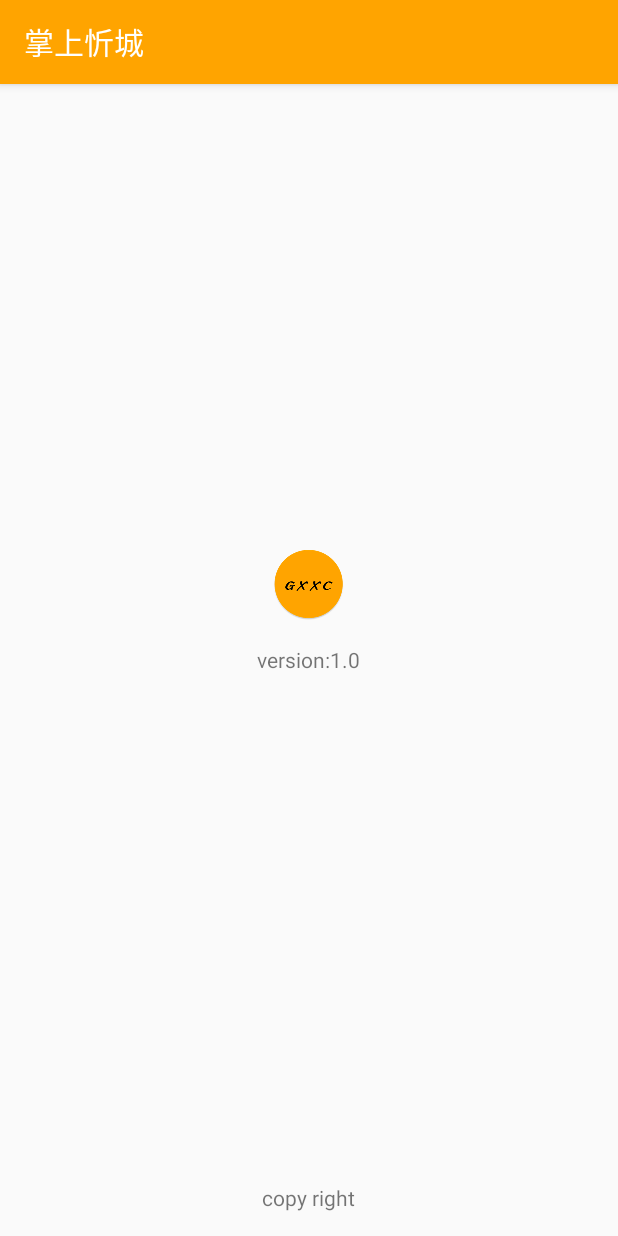
After one commit to chuyao/GXXC, an Android app: the AboutUsActivity screen opened directly, with no data from a screen before it, on a phone screen of 412 x 824 dp. The commit adds this screen. Run offline under Robolectric (Android 15) with nearby library versions, the phone set to English and light mode, and no system bars.

Commit message:
关于我们页面添加

```diff
--- a/app/build.gradle
+++ b/app/build.gradle
@@ -45,14 +45,15 @@ dependencies {
     androidTestCompile('com.android.support.test.espresso:espresso-core:2.2.2', {
         exclude group: 'com.android.support', module: 'support-annotations'
     })
+    compile project(':magicindicator')
     compile 'org.jsoup:jsoup:1.10.1'
     compile 'com.squareup.picasso:picasso:2.5.2'
     compile 'com.android.support:recyclerview-v7:23.4.0'
     compile 'com.android.support:appcompat-v7:23.4.0'
     compile 'com.android.support:support-v4:23.4.0'
+    compile 'com.google.firebase:firebase-ads:9.6.1'
+    compile 'com.android.support.constraint:constraint-layout:1.0.2'
     testCompile 'junit:junit:4.12'
-    compile 'com.google.firebase:firebase-ads:9.6.1'
-    compile project(':magicindicator')
 }
 
 apply plugin: 'com.google.gms.google-services'
--- a/app/src/main/AndroidManifest.xml
+++ b/app/src/main/AndroidManifest.xml
@@ -77,7 +77,8 @@
             android:name="com.google.android.gms.version"
             android:value="@integer/google_play_services_version" />
 
-        <activity android:name=".activity.WebActivity"></activity>
+        <activity android:name=".activity.WebActivity" />
+        <activity android:name=".activity.AboutUsActivity"></activity>
     </application>
 
 </manifest>
--- /dev/null
+++ b/app/src/main/java/com/santu/gxxc/activity/AboutUsActivity.java
@@ -0,0 +1,15 @@
+package com.santu.gxxc.activity;
+
+import android.support.v7.app.AppCompatActivity;
+import android.os.Bundle;
+
+import com.santu.gxxc.R;
+
+public class AboutUsActivity extends AppCompatActivity {
+
+    @Override
+    protected void onCreate(Bundle savedInstanceState) {
+        super.onCreate(savedInstanceState);
+        setContentView(R.layout.activity_about_us);
+    }
+}
--- a/app/src/main/java/com/santu/gxxc/activity/MainActivity.java
+++ b/app/src/main/java/com/santu/gxxc/activity/MainActivity.java
@@ -122,6 +122,10 @@ public class MainActivity extends AppCompatActivity {
                 intent.putExtra("title", "关于忻城");
                 startActivity(intent);
                 break;
+            case R.id.about_us:
+                Intent intent1 = new Intent(this, AboutUsActivity.class);
+                startActivity(intent1);
+                break;
         }
         return super.onOptionsItemSelected(item);
     }
--- /dev/null
+++ b/app/src/main/res/layout/activity_about_us.xml
@@ -0,0 +1,30 @@
+<?xml version="1.0" encoding="utf-8"?>
+<RelativeLayout xmlns:android="http://schemas.android.com/apk/res/android"
+    xmlns:app="http://schemas.android.com/apk/res-auto"
+    xmlns:tools="http://schemas.android.com/tools"
+    android:layout_width="match_parent"
+    android:layout_height="match_parent"
+    tools:context="com.santu.gxxc.activity.AboutUsActivity">
+
+    <TextView
+        android:id="@+id/tv_version"
+        android:layout_width="wrap_content"
+        android:layout_height="wrap_content"
+        android:layout_centerInParent="true"
+        android:text="version:1.0"/>
+    <ImageView
+        android:layout_width="wrap_content"
+        android:layout_height="wrap_content"
+        android:layout_above="@id/tv_version"
+        android:layout_centerHorizontal="true"
+        android:layout_marginBottom="@dimen/activity_vertical_margin"
+        android:background="@mipmap/ic_launcher"/>
+    <TextView
+        android:id="@+id/tv_copy_right"
+        android:layout_width="wrap_content"
+        android:layout_height="wrap_content"
+        android:layout_centerHorizontal="true"
+        android:layout_alignParentBottom="true"
+        android:layout_marginBottom="@dimen/activity_vertical_margin"
+        android:text="copy right"/>
+</RelativeLayout>
--- a/app/src/main/res/menu/menu_main.xml
+++ b/app/src/main/res/menu/menu_main.xml
@@ -15,7 +15,7 @@
                 android:id="@+id/about_xc"
                 android:title="关于忻城" />
             <item
-                android:id="@+id/aouut_me"
+                android:id="@+id/about_us"
                 android:title="关于我们" />
         </menu>
     </item>
```
